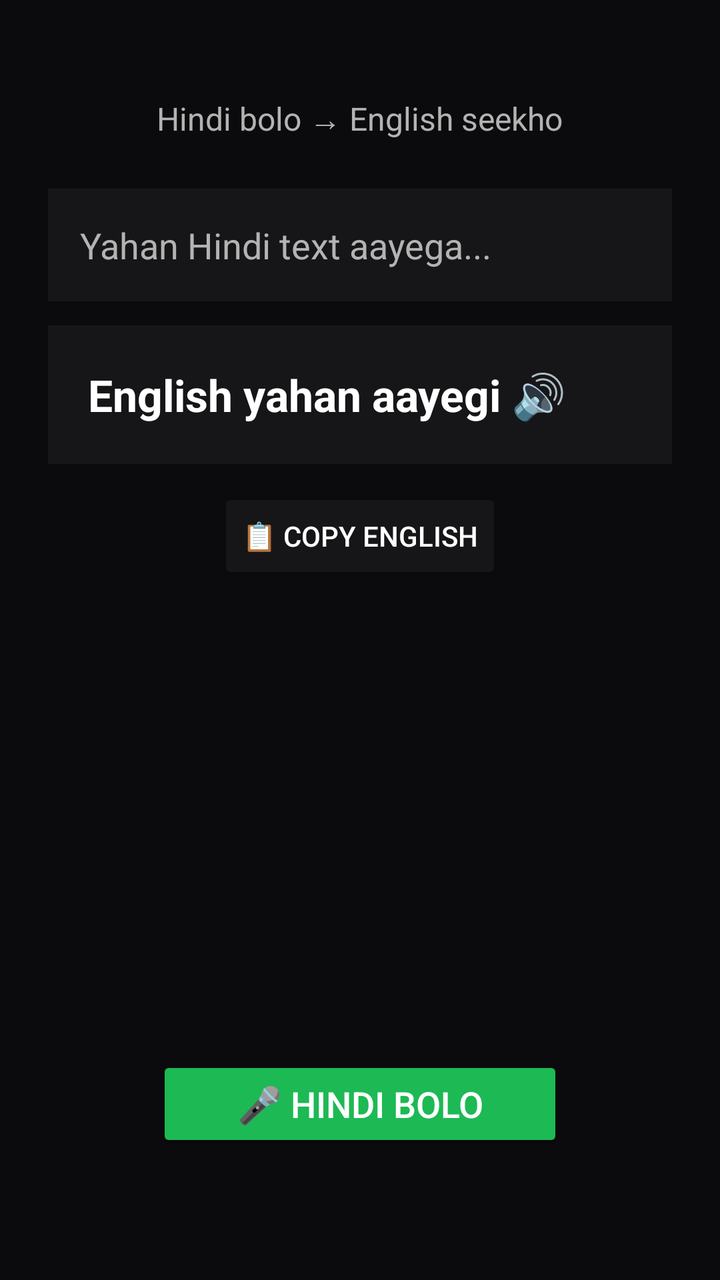
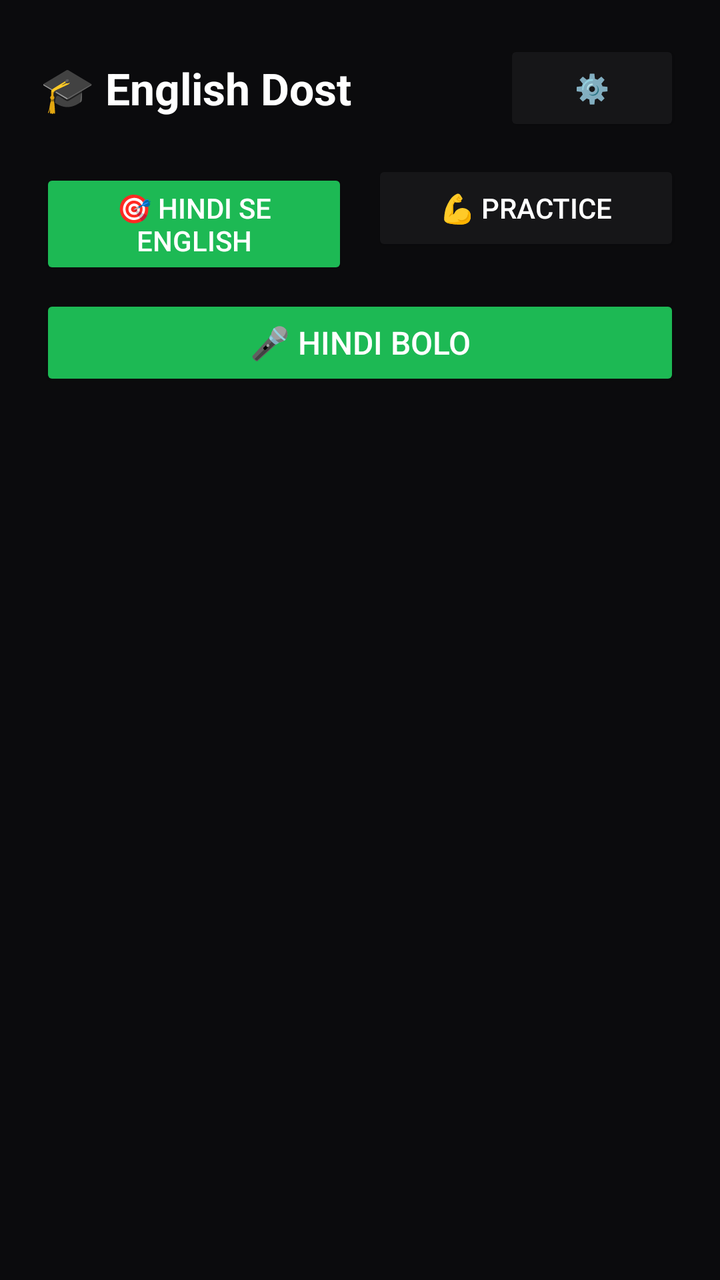

Two renders of the same Android screen: before a commit and after it. Below are the layout's source before the change and the commit's diff.
<!-- AndroidManifest.xml: application theme Theme.BoloEnglish -->
<!-- res/layout/activity_main.xml -->
<?xml version="1.0" encoding="utf-8"?>
<LinearLayout xmlns:android="http://schemas.android.com/apk/res/android"
    android:layout_width="match_parent"
    android:layout_height="match_parent"
    android:orientation="vertical"
    android:padding="24dp"
    android:gravity="center_horizontal">

    <TextView
        android:layout_width="wrap_content"
        android:layout_height="wrap_content"
        android:layout_marginTop="24dp"
        android:text="Hindi bolo → English seekho"
        android:textColor="@color/text_secondary"
        android:textSize="16sp" />

    <TextView
        android:id="@+id/hindiText"
        android:layout_width="match_parent"
        android:layout_height="wrap_content"
        android:layout_marginTop="24dp"
        android:background="@color/card_dark"
        android:padding="16dp"
        android:text="Yahan Hindi text aayega..."
        android:textColor="@color/text_secondary"
        android:textSize="18sp" />

    <TextView
        android:id="@+id/englishText"
        android:layout_width="match_parent"
        android:layout_height="wrap_content"
        android:layout_marginTop="12dp"
        android:background="@color/card_dark"
        android:padding="20dp"
        android:text="English yahan aayegi 🔊"
        android:textColor="@color/text_primary"
        android:textSize="22sp"
        android:textStyle="bold" />

    <Button
        android:id="@+id/copyButton"
        android:layout_width="wrap_content"
        android:layout_height="wrap_content"
        android:layout_marginTop="12dp"
        android:backgroundTint="@color/card_dark"
        android:text="📋 Copy English"
        android:textColor="@color/text_primary" />

    <Space
        android:layout_width="match_parent"
        android:layout_height="0dp"
        android:layout_weight="1" />

    <Button
        android:id="@+id/micButton"
        android:layout_width="wrap_content"
        android:layout_height="wrap_content"
        android:layout_marginBottom="40dp"
        android:backgroundTint="@color/accent"
        android:paddingStart="40dp"
        android:paddingEnd="40dp"
        android:text="🎤 Hindi Bolo"
        android:textColor="@color/text_primary"
        android:textSize="18sp" />

</LinearLayout>
<!-- resources referenced by this layout -->
<resources>
  <color name="accent">#1DB954</color>
  <color name="card_dark">#161618</color>
  <color name="text_primary">#FFFFFF</color>
  <color name="text_secondary">#B3B3B3</color>
  <style name="Theme.BoloEnglish" parent="Theme.AppCompat.NoActionBar">
          <item name="android:windowBackground">@color/bg_dark</item>
          <item name="colorAccent">@color/accent</item>
          <item name="android:statusBarColor">@color/bg_dark</item>
          <item name="android:navigationBarColor">@color/bg_dark</item>
          <item name="android:windowLightStatusBar">false</item>
      </style>
  <color name="bg_dark">#0B0B0D</color>
</resources>

<!-- the commit's change to res/layout/activity_main.xml (unified diff, before → after) -->
@@ -1,66 +1,192 @@
 <?xml version="1.0" encoding="utf-8"?>
-<LinearLayout xmlns:android="http://schemas.android.com/apk/res/android"
+<ScrollView xmlns:android="http://schemas.android.com/apk/res/android"
     android:layout_width="match_parent"
     android:layout_height="match_parent"
-    android:orientation="vertical"
-    android:padding="24dp"
-    android:gravity="center_horizontal">
+    android:fillViewport="true">
 
-    <TextView
-        android:layout_width="wrap_content"
-        android:layout_height="wrap_content"
-        android:layout_marginTop="24dp"
-        android:text="Hindi bolo → English seekho"
-        android:textColor="@color/text_secondary"
-        android:textSize="16sp" />
-
-    <TextView
-        android:id="@+id/hindiText"
+    <LinearLayout
         android:layout_width="match_parent"
         android:layout_height="wrap_content"
-        android:layout_marginTop="24dp"
-        android:background="@color/card_dark"
-        android:padding="16dp"
-        android:text="Yahan Hindi text aayega..."
-        android:textColor="@color/text_secondary"
-        android:textSize="18sp" />
+        android:orientation="vertical"
+        android:padding="20dp">
 
-    <TextView
-        android:id="@+id/englishText"
-        android:layout_width="match_parent"
-        android:layout_height="wrap_content"
-        android:layout_marginTop="12dp"
-        android:background="@color/card_dark"
-        android:padding="20dp"
-        android:text="English yahan aayegi 🔊"
-        android:textColor="@color/text_primary"
-        android:textSize="22sp"
-        android:textStyle="bold" />
+        <LinearLayout
+            android:layout_width="match_parent"
+            android:layout_height="wrap_content"
+            android:orientation="horizontal"
+            android:gravity="center_vertical">
 
-    <Button
-        android:id="@+id/copyButton"
-        android:layout_width="wrap_content"
-        android:layout_height="wrap_content"
-        android:layout_marginTop="12dp"
-        android:backgroundTint="@color/card_dark"
-        android:text="📋 Copy English"
-        android:textColor="@color/text_primary" />
+            <TextView
+                android:layout_width="0dp"
+                android:layout_height="wrap_content"
+                android:layout_weight="1"
+                android:text="🎓 English Dost"
+                android:textColor="@color/text_primary"
+                android:textSize="22sp"
+                android:textStyle="bold" />
 
-    <Space
-        android:layout_width="match_parent"
-        android:layout_height="0dp"
-        android:layout_weight="1" />
+            <Button
+                android:id="@+id/settingsButton"
+                android:layout_width="wrap_content"
+                android:layout_height="wrap_content"
+                android:backgroundTint="@color/card_dark"
+                android:text="⚙️"
+                android:textColor="@color/text_primary" />
+        </LinearLayout>
 
-    <Button
-        android:id="@+id/micButton"
-        android:layout_width="wrap_content"
-        android:layout_height="wrap_content"
-        android:layout_marginBottom="40dp"
-        android:backgroundTint="@color/accent"
-        android:paddingStart="40dp"
-        android:paddingEnd="40dp"
-        android:text="🎤 Hindi Bolo"
-        android:textColor="@color/text_primary"
-        android:textSize="18sp" />
+        <LinearLayout
+            android:layout_width="match_parent"
+            android:layout_height="wrap_content"
+            android:layout_marginTop="12dp"
+            android:orientation="horizontal">
 
-</LinearLayout>
+            <Button
+                android:id="@+id/modeHindi"
+                android:layout_width="0dp"
+                android:layout_height="wrap_content"
+                android:layout_weight="1"
+                android:layout_marginEnd="6dp"
+                android:backgroundTint="@color/accent"
+                android:text="🎯 Hindi se English"
+                android:textColor="@color/text_primary" />
+
+            <Button
+                android:id="@+id/modePractice"
+                android:layout_width="0dp"
+                android:layout_height="wrap_content"
+                android:layout_weight="1"
+                android:layout_marginStart="6dp"
+                android:backgroundTint="@color/card_dark"
+                android:text="💪 Practice"
+                android:textColor="@color/text_primary" />
+        </LinearLayout>
+
+        <EditText
+            android:id="@+id/practiceInput"
+            android:layout_width="match_parent"
+            android:layout_height="wrap_content"
+            android:layout_marginTop="12dp"
+            android:background="@color/card_dark"
+            android:hint="English me kuch bhi likho ya bolo..."
+            android:inputType="textMultiLine"
+            android:padding="14dp"
+            android:textColor="@color/text_primary"
+            android:textColorHint="@color/text_secondary"
+            android:visibility="gone" />
+
+        <Button
+            android:id="@+id/checkButton"
+            android:layout_width="match_parent"
+            android:layout_height="wrap_content"
+            android:layout_marginTop="8dp"
+            android:backgroundTint="@color/accent"
+            android:text="✅ Check karo"
+            android:textColor="@color/text_primary"
+            android:visibility="gone" />
+
+        <Button
+            android:id="@+id/micButton"
+            android:layout_width="match_parent"
+            android:layout_height="wrap_content"
+            android:layout_marginTop="12dp"
+            android:backgroundTint="@color/accent"
+            android:paddingStart="30dp"
+            android:paddingEnd="30dp"
+            android:text="🎤 Hindi Bolo"
+            android:textColor="@color/text_primary"
+            android:textSize="16sp" />
+
+        <TextView
+            android:id="@+id/inputEcho"
+            android:layout_width="match_parent"
+            android:layout_height="wrap_content"
+            android:layout_marginTop="12dp"
+            android:background="@color/card_dark"
+            android:padding="12dp"
+            android:textColor="@color/text_secondary"
+            android:textSize="15sp"
+            android:visibility="gone" />
+
+        <ProgressBar
+            android:id="@+id/loading"
+            android:layout_width="wrap_content"
+            android:layout_height="wrap_content"
+            android:layout_gravity="center_horizontal"
+            android:layout_marginTop="16dp"
+            android:visibility="gone" />
+
+        <TextView
+            android:id="@+id/statusText"
+            android:layout_width="match_parent"
+            android:layout_height="wrap_content"
+            android:layout_marginTop="12dp"
+            android:textColor="@color/text_secondary"
+            android:textSize="14sp"
+            android:visibility="gone" />
+
+        <LinearLayout
+            android:id="@+id/resultCard"
+            android:layout_width="match_parent"
+            android:layout_height="wrap_content"
+            android:layout_marginTop="16dp"
+            android:background="@color/card_dark"
+            android:orientation="vertical"
+            android:padding="16dp"
+            android:visibility="gone">
+
+            <TextView
+                android:id="@+id/outMain"
+                android:layout_width="match_parent"
+                android:layout_height="wrap_content"
+                android:textColor="@color/text_primary"
+                android:textSize="22sp"
+                android:textStyle="bold" />
+
+            <Button
+                android:id="@+id/speakButton"
+                android:layout_width="wrap_content"
+                android:layout_height="wrap_content"
+                android:layout_marginTop="4dp"
+                android:backgroundTint="@color/bg_dark"
+                android:text="🔊 Dobora suno"
+                android:textColor="@color/accent" />
+
+            <TextView
+                android:id="@+id/outTense"
+                android:layout_width="match_parent"
+                android:layout_height="wrap_content"
+                android:layout_marginTop="12dp"
+                android:textColor="@color/text_secondary"
+                android:textSize="15sp" />
+
+            <TextView
+                android:id="@+id/outAlt"
+                android:layout_width="match_parent"
+                android:layout_height="wrap_content"
+                android:layout_marginTop="10dp"
+                android:textColor="@color/text_primary"
+                android:textSize="15sp" />
+
+            <TextView
+                android:id="@+id/outMistake"
+                android:layout_width="match_parent"
+                android:layout_height="wrap_content"
+                android:layout_marginTop="10dp"
+                android:textColor="@color/text_secondary"
+                android:textSize="15sp" />
+
+            <TextView
+                android:id="@+id/outTip"
+                android:layout_width="match_parent"
+                android:layout_height="wrap_content"
+                android:layout_marginTop="10dp"
+                android:textColor="@color/accent"
+                android:textSize="15sp" />
+        </LinearLayout>
+
+        <Space
+            android:layout_width="match_parent"
+            android:layout_height="40dp" />
+
+    </LinearLayout>
+</ScrollView>
